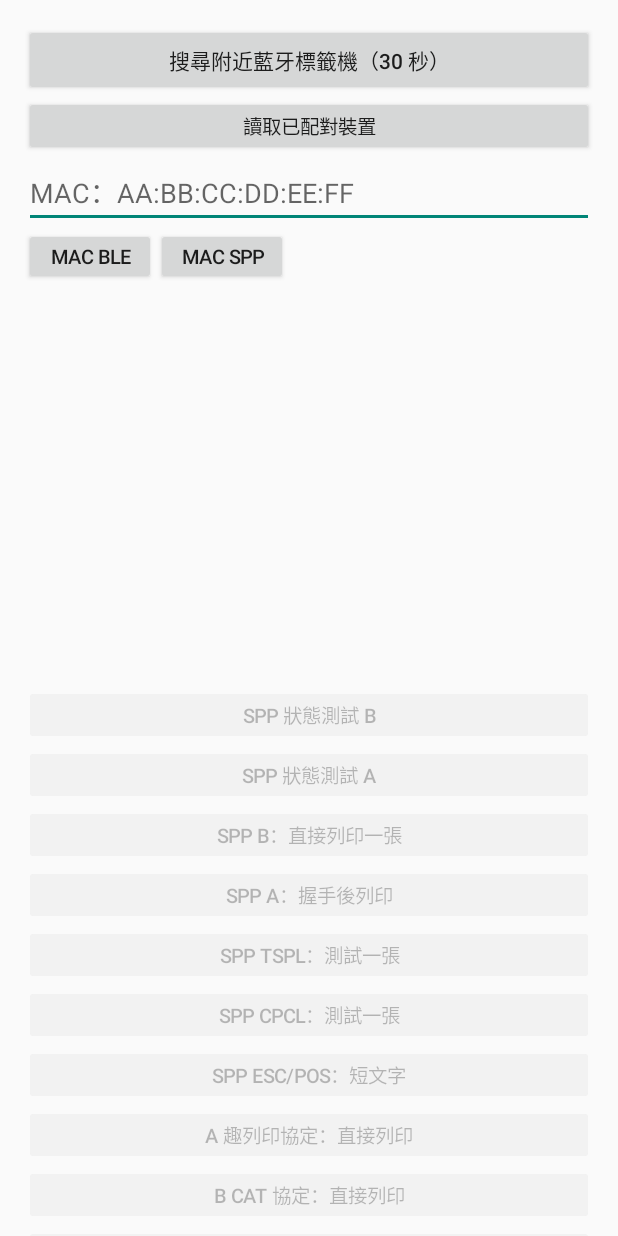
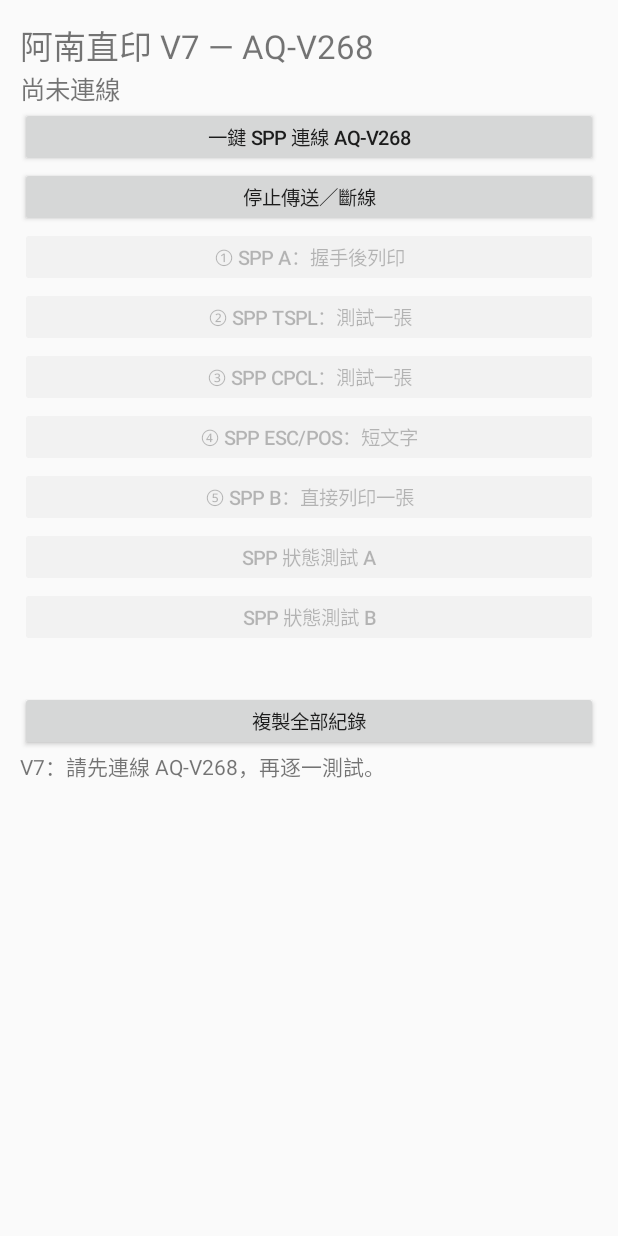
Before and after one commit to ichi8527-design/anan-bluetooth-test, an Android app: the screen it shows after launch (MainActivity), on a phone screen of 412 x 824 dp. Run offline under Robolectric (Android 15) with nearby library versions, the phone set to English and light mode, and no system bars.

Commit message:
Add files via upload

```diff
--- a/app/src/main/java/tw/anan/bletest/MainActivity.java
+++ b/app/src/main/java/tw/anan/bletest/MainActivity.java
@@ -96,7 +96,7 @@ public class MainActivity extends Activity {
     private volatile boolean sppBusy;
     private android.widget.EditText mac;
     private final Runnable classicStart = this::startClassic;
-    private void closeSpp(){sppToken++; android.bluetooth.BluetoothSocket old=spp; spp=null; if(old!=null)try{old.close();}catch(Exception ignored){} sppBusy=false; extraEnabled(false); if(sppTest!=null)sppTest.setEnabled(false); if(sppPrint!=null)sppPrint.setEnabled(false); if(sppTestA!=null)sppTestA.setEnabled(false);}
+    private void closeSpp(){sppToken++; if(connectionLabel!=null)connectionLabel.setText("尚未連線"); android.bluetooth.BluetoothSocket old=spp; spp=null; if(old!=null)try{old.close();}catch(Exception ignored){} sppBusy=false; extraEnabled(false); if(sppTest!=null)sppTest.setEnabled(false); if(sppPrint!=null)sppPrint.setEnabled(false); if(sppTestA!=null)sppTestA.setEnabled(false);}
     private void paired(){
         if(!hasPermissions()) {checkAndScan();return;}
         BluetoothAdapter ad=((BluetoothManager)getSystemService(BLUETOOTH_SERVICE)).getAdapter();
@@ -117,12 +117,12 @@ public class MainActivity extends Activity {
     }catch(Exception e){append("手動連線錯誤："+e);}}
     private void connectSpp(BluetoothDevice d){
         stopScan();closeSpp();reset();if(gatt!=null){gatt.close();gatt=null;}
-        final int token=sppToken;append("SPP 連線中："+d.getAddress());
+        final int token=sppToken;if(connectionLabel!=null)connectionLabel.setText("SPP 連線中…");append("SPP 連線中："+d.getAddress());
         new Thread(()->{android.bluetooth.BluetoothSocket local=null;try{
             local=d.createRfcommSocketToServiceRecord(UUID.fromString("00001101-0000-1000-8000-00805f9b34fb"));
             if(token!=sppToken){local.close();return;} spp=local;local.connect();
             if(token!=sppToken){local.close();return;}
-            handler.post(()->{if(token==sppToken){append("SPP 已連線");sppTest.setEnabled(true);sppPrint.setEnabled(true);sppTestA.setEnabled(true);extraEnabled(true);}});
+            handler.post(()->{if(token==sppToken){append("SPP 已連線");if(connectionLabel!=null)connectionLabel.setText("SPP 已連線");sppTest.setEnabled(true);sppPrint.setEnabled(true);sppTestA.setEnabled(true);extraEnabled(true);}});
             byte[] buf=new byte[1024];int n;while((n=local.getInputStream().read(buf))!=-1){if(token!=sppToken)break;byte[] received=java.util.Arrays.copyOf(buf,n);append("SPP RX: "+hex(received));if(replies.size()<256)replies.offer(received);}
         }catch(Exception e){if(token==sppToken)append("SPP 錯誤："+e);}finally{if(local!=null)try{local.close();}catch(Exception ignored){}handler.post(()->{if(token==sppToken)closeSpp();});}}).start();
         handler.postDelayed(()->{if(token==sppToken && (spp==null || !spp.isConnected())){append("SPP 連線逾時");closeSpp();}},20000);
@@ -153,38 +153,43 @@ public class MainActivity extends Activity {
     private final Set<String> seen = new HashSet<>();
     private static final int PERMISSION_REQUEST = 271;
 
+    private TextView connectionLabel;
+    private boolean pendingPrinterConnect;
+    private void connectPrinter(){
+        if(!hasPermissions()){
+            pendingPrinterConnect=true;
+            if(Build.VERSION.SDK_INT>=31) requestPermissions(new String[]{Manifest.permission.BLUETOOTH_SCAN,Manifest.permission.BLUETOOTH_CONNECT},PERMISSION_REQUEST);
+            else requestPermissions(new String[]{Manifest.permission.ACCESS_FINE_LOCATION},PERMISSION_REQUEST);
+            return;
+        }
+        try {
+            BluetoothAdapter ad=((BluetoothManager)getSystemService(BLUETOOTH_SERVICE)).getAdapter();
+            if(ad==null || !ad.isEnabled()){append("請開啟藍牙");return;}
+            connectSpp(ad.getRemoteDevice("00:00:00:33:41:C0"));
+        }catch(Exception e){append("連線錯誤："+e);}
+    }
     @Override public void onCreate(Bundle state) {
         super.onCreate(state);
-        LinearLayout root = new LinearLayout(this);
-        root.setOrientation(LinearLayout.VERTICAL);
-        root.setPadding(24, 24, 24, 24);
-        root.setOnApplyWindowInsetsListener((v,i) -> { v.setPadding(24,24+i.getSystemWindowInsetTop(),24,24+i.getSystemWindowInsetBottom()); return i; });
-        Button scan = new Button(this);
-        scan.setText("搜尋附近藍牙標籤機（30 秒）");
-        scan.setOnClickListener(v -> checkAndScan());
-        root.addView(scan);
-        button(root,"讀取已配對裝置",()->{seen.clear();devices.removeAllViews();paired();});
-        mac=new android.widget.EditText(this);mac.setSingleLine(true);mac.setHint("MAC：AA:BB:CC:DD:EE:FF");root.addView(mac);
-        LinearLayout manualRow=new LinearLayout(this);root.addView(manualRow);button(manualRow,"MAC BLE",()->manual(false));button(manualRow,"MAC SPP",()->manual(true));
-        sppTest=button(root,"SPP 狀態測試 B",this::sppProbe);sppTest.setEnabled(false);
-        sppTestA=button(root,"SPP 狀態測試 A",()->sppSend(false,true));sppTestA.setEnabled(false);
-        sppPrint=button(root,"SPP B：直接列印一張",()->sppSend(true,false));sppPrint.setEnabled(false);
-        extra(root,"SPP A：握手後列印",0);extra(root,"SPP TSPL：測試一張",1);extra(root,"SPP CPCL：測試一張",2);extra(root,"SPP ESC/POS：短文字",3);
-        a = button(root,"A 趣列印協定：直接列印", () -> print(true));
-        b = button(root,"B Cat 協定：直接列印", () -> print(false));
-        q = button(root,"讀取狀態 A / B", () -> { if(!ready || busy) return; begin(tx); add(frame(true,0xA1,0)); add(frame(false,0xA3,0)); deadline(); pump(); });
-        button(root,"複製全部紀錄", () -> ((ClipboardManager)getSystemService(CLIPBOARD_SERVICE)).setPrimaryClip(ClipData.newPlainText("BLE",status.getText())));
-        button(root,"停止傳送／斷線", () -> { stopScan(); closeSpp(); reset(); if(gatt!=null){gatt.disconnect();gatt.close();gatt=null;} append("已停止；已送出的資料可能仍會列印。"); });
-        status = new TextView(this);
-        status.setTextSize(15);
-        status.setText("AQ-V268 測試版：直印 V6，多協定實驗。\n請先在趣列印中斷開印表機連線。\n");
-        ScrollView log = new ScrollView(this); log.addView(status); root.addView(log,new LinearLayout.LayoutParams(-1,600));
-        ScrollView scroll = new ScrollView(this);
-        devices = new LinearLayout(this);
-        devices.setOrientation(LinearLayout.VERTICAL);
-        scroll.addView(devices);
-        root.addView(scroll, 4, new LinearLayout.LayoutParams(-1, 400));
-        ScrollView outer=new ScrollView(this);outer.addView(root);setContentView(outer); refresh(); handler.post(this::paired);
+        LinearLayout root=new LinearLayout(this);root.setOrientation(LinearLayout.VERTICAL);
+        LinearLayout controls=new LinearLayout(this);controls.setOrientation(LinearLayout.VERTICAL);
+        root.setPadding(20,20,20,20);
+        root.setOnApplyWindowInsetsListener((v,i)->{v.setPadding(20,20+i.getSystemWindowInsetTop(),20,20+i.getSystemWindowInsetBottom());return i;});
+        TextView title=new TextView(this);title.setTextSize(22);title.setText("阿南直印 V7 — AQ-V268");root.addView(title);
+        connectionLabel=new TextView(this);connectionLabel.setTextSize(17);connectionLabel.setText("尚未連線");root.addView(connectionLabel);
+        button(root,"一鍵 SPP 連線 AQ-V268",this::connectPrinter);
+        button(root,"停止傳送／斷線",()->{stopScan();closeSpp();reset();if(gatt!=null){gatt.disconnect();gatt.close();gatt=null;}append("已停止；已送出的資料可能仍會列印。");});
+        ScrollView outer=new ScrollView(this);outer.addView(controls);root.addView(outer,new LinearLayout.LayoutParams(-1,0,1));
+        extra(controls,"① SPP A：握手後列印",0);extra(controls,"② SPP TSPL：測試一張",1);extra(controls,"③ SPP CPCL：測試一張",2);extra(controls,"④ SPP ESC/POS：短文字",3);
+        sppPrint=button(controls,"⑤ SPP B：直接列印一張",()->sppSend(true,false));sppPrint.setEnabled(false);
+        sppTestA=button(controls,"SPP 狀態測試 A",()->sppSend(false,true));sppTestA.setEnabled(false);
+        sppTest=button(controls,"SPP 狀態測試 B",this::sppProbe);sppTest.setEnabled(false);
+        a=button(controls,"BLE A",()->print(true));b=button(controls,"BLE B",()->print(false));q=button(controls,"BLE 狀態",()->{});
+        a.setVisibility(View.GONE);b.setVisibility(View.GONE);q.setVisibility(View.GONE);
+        devices=new LinearLayout(this);
+        button(root,"複製全部紀錄",()->((ClipboardManager)getSystemService(CLIPBOARD_SERVICE)).setPrimaryClip(ClipData.newPlainText("SPP",status.getText())));
+        status=new TextView(this);status.setTextSize(14);status.setText("V7：請先連線 AQ-V268，再逐一測試。\n");
+        ScrollView log=new ScrollView(this);log.addView(status);root.addView(log,new LinearLayout.LayoutParams(-1,0,1));
+        setContentView(root);root.requestApplyInsets();refresh();
     }
 
     private void append(String message) {
@@ -211,7 +216,7 @@ public class MainActivity extends Activity {
     @Override public void onRequestPermissionsResult(int requestCode, String[] permissions, int[] grantResults) {
         super.onRequestPermissionsResult(requestCode, permissions, grantResults);
         if (requestCode == PERMISSION_REQUEST) {
-            if (hasPermissions()) startScan();
+            if (hasPermissions()) { if(pendingPrinterConnect){pendingPrinterConnect=false;connectPrinter();}else startScan(); }
             else append("請允許附近裝置／位置權限，才能搜尋 BLE 裝置。");
         }
     }
```
